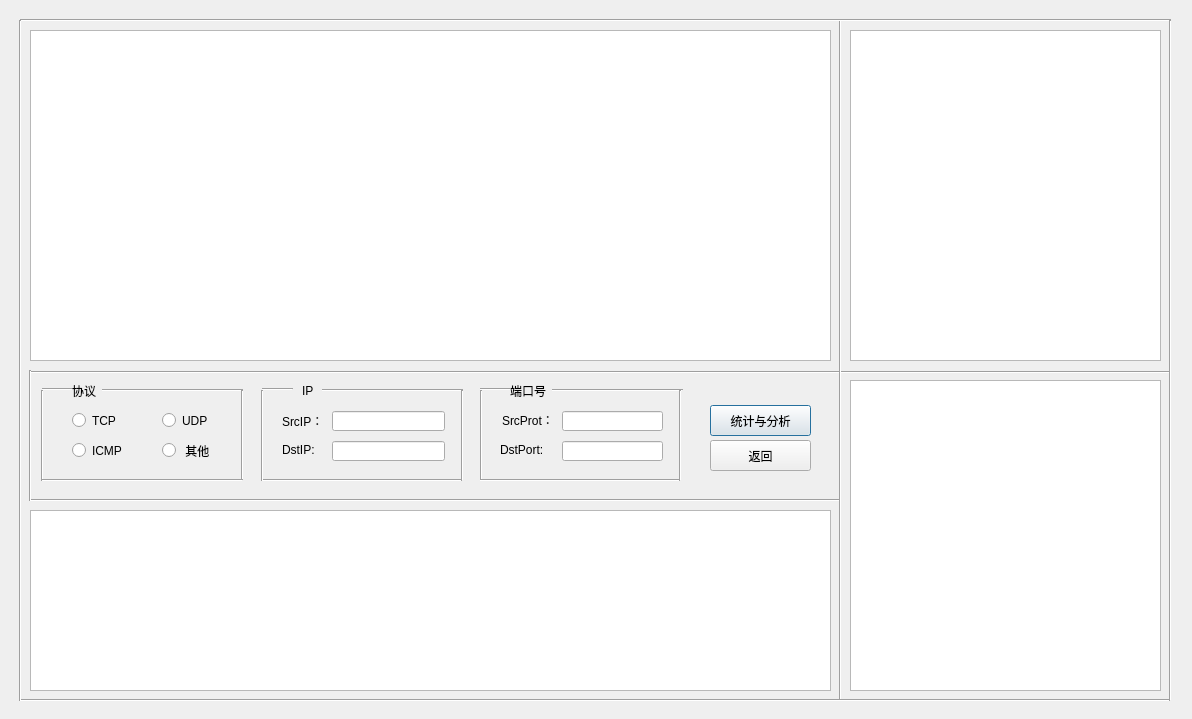
Above: pkt_proc.ui from Clyysone/Network_Analysis_Software before the change. Below: the same form after it.
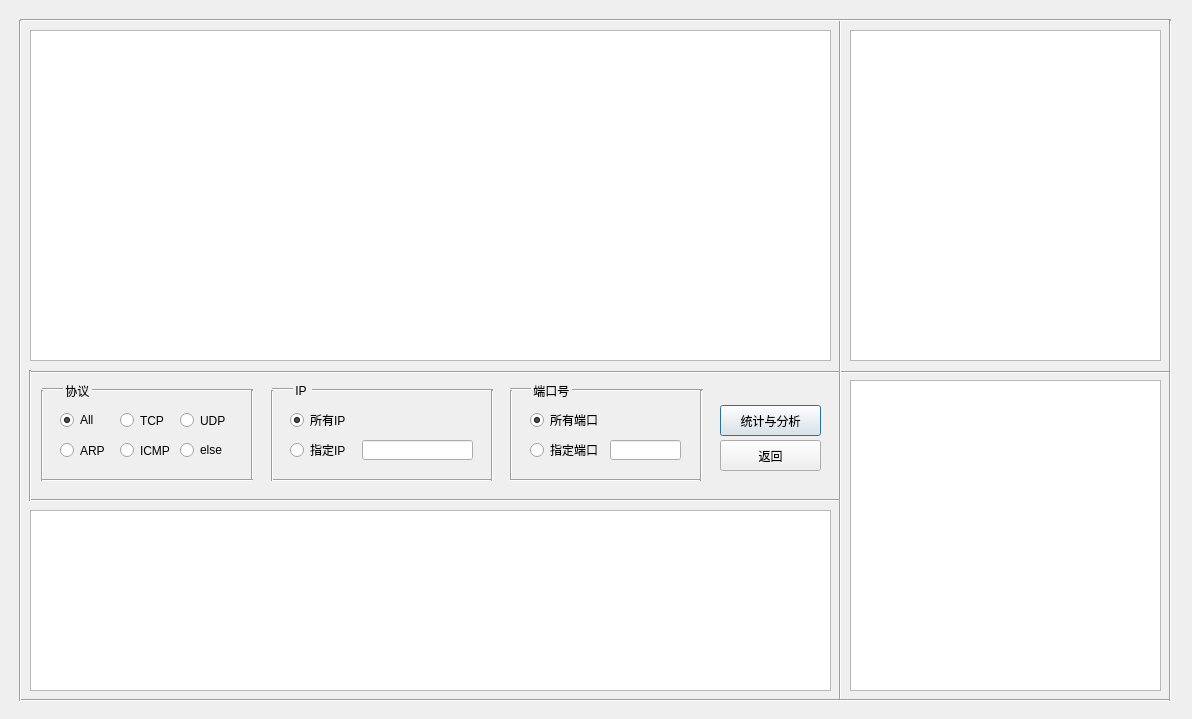
That is the form after the change.

The edit to the form file:
```diff
--- a/pkt_proc.ui
+++ b/pkt_proc.ui
@@ -55,9 +55,9 @@
   <widget class="Line" name="line_28">
    <property name="geometry">
     <rect>
-     <x>466</x>
+     <x>501</x>
      <y>390</y>
-     <width>31</width>
+     <width>21</width>
      <height>91</height>
     </rect>
    </property>
@@ -70,7 +70,7 @@
     <rect>
      <x>42</x>
      <y>379</y>
-     <width>31</width>
+     <width>21</width>
      <height>21</height>
     </rect>
    </property>
@@ -81,9 +81,9 @@
   <widget class="QLineEdit" name="dst_ip_input">
    <property name="geometry">
     <rect>
-     <x>332</x>
-     <y>441</y>
-     <width>113</width>
+     <x>362</x>
+     <y>440</y>
+     <width>111</width>
      <height>20</height>
     </rect>
    </property>
@@ -91,61 +91,35 @@
   <widget class="Line" name="line_31">
    <property name="geometry">
     <rect>
-     <x>480</x>
-     <y>460</y>
-     <width>201</width>
-     <height>41</height>
+     <x>510</x>
+     <y>470</y>
+     <width>191</width>
+     <height>21</height>
     </rect>
    </property>
    <property name="orientation">
     <enum>Qt::Horizontal</enum>
    </property>
   </widget>
-  <widget class="QLabel" name="label_8">
-   <property name="geometry">
-    <rect>
-     <x>500</x>
-     <y>440</y>
-     <width>51</width>
-     <height>20</height>
-    </rect>
-   </property>
-   <property name="text">
-    <string>DstPort:</string>
-   </property>
-  </widget>
   <widget class="QLabel" name="label_4">
    <property name="geometry">
     <rect>
-     <x>510</x>
+     <x>530</x>
      <y>380</y>
      <width>41</width>
      <height>21</height>
     </rect>
    </property>
    <property name="text">
-    <string>端口号</string>
-   </property>
-  </widget>
-  <widget class="QLabel" name="label_7">
-   <property name="geometry">
-    <rect>
-     <x>502</x>
-     <y>410</y>
-     <width>51</width>
-     <height>20</height>
-    </rect>
-   </property>
-   <property name="text">
-    <string>SrcProt： </string>
+    <string> 端口号</string>
    </property>
   </widget>
   <widget class="Line" name="line_25">
    <property name="geometry">
     <rect>
-     <x>262</x>
+     <x>272</x>
      <y>379</y>
-     <width>31</width>
+     <width>21</width>
      <height>21</height>
     </rect>
    </property>
@@ -166,7 +140,7 @@
   <widget class="QRadioButton" name="udp_op">
    <property name="geometry">
     <rect>
-     <x>162</x>
+     <x>180</x>
      <y>410</y>
      <width>61</width>
      <height>21</height>
@@ -179,30 +153,20 @@
   <widget class="QLabel" name="label_3">
    <property name="geometry">
     <rect>
-     <x>302</x>
+     <x>292</x>
      <y>380</y>
-     <width>21</width>
+     <width>31</width>
      <height>21</height>
     </rect>
    </property>
    <property name="text">
-    <string>IP</string>
-   </property>
-  </widget>
-  <widget class="QTableView" name="tableView">
-   <property name="geometry">
-    <rect>
-     <x>850</x>
-     <y>380</y>
-     <width>311</width>
-     <height>311</height>
-    </rect>
+    <string> IP</string>
    </property>
   </widget>
   <widget class="Line" name="line_29">
    <property name="geometry">
     <rect>
-     <x>552</x>
+     <x>572</x>
      <y>380</y>
      <width>131</width>
      <height>21</height>
@@ -228,14 +192,14 @@
   <widget class="QRadioButton" name="other_op">
    <property name="geometry">
     <rect>
-     <x>162</x>
+     <x>60</x>
      <y>440</y>
      <width>61</width>
      <height>21</height>
     </rect>
    </property>
    <property name="text">
-    <string> 其他</string>
+    <string>ARP</string>
    </property>
   </widget>
   <widget class="QTableView" name="overviewTable">
@@ -251,9 +215,9 @@
   <widget class="Line" name="line_24">
    <property name="geometry">
     <rect>
-     <x>322</x>
+     <x>312</x>
      <y>380</y>
-     <width>141</width>
+     <width>181</width>
      <height>21</height>
     </rect>
    </property>
@@ -264,9 +228,9 @@
   <widget class="Line" name="line_6">
    <property name="geometry">
     <rect>
-     <x>102</x>
+     <x>92</x>
      <y>380</y>
-     <width>141</width>
+     <width>161</width>
      <height>21</height>
     </rect>
    </property>
@@ -290,7 +254,7 @@
   <widget class="Line" name="line_9">
    <property name="geometry">
     <rect>
-     <x>232</x>
+     <x>242</x>
      <y>390</y>
      <width>21</width>
      <height>91</height>
@@ -303,10 +267,10 @@
   <widget class="Line" name="line_26">
    <property name="geometry">
     <rect>
-     <x>262</x>
-     <y>460</y>
-     <width>201</width>
-     <height>41</height>
+     <x>272</x>
+     <y>470</y>
+     <width>221</width>
+     <height>21</height>
     </rect>
    </property>
    <property name="orientation">
@@ -316,7 +280,7 @@
   <widget class="QRadioButton" name="tcp_op">
    <property name="geometry">
     <rect>
-     <x>72</x>
+     <x>120</x>
      <y>410</y>
      <width>61</width>
      <height>21</height>
@@ -329,7 +293,7 @@
   <widget class="Line" name="line_27">
    <property name="geometry">
     <rect>
-     <x>452</x>
+     <x>482</x>
      <y>390</y>
      <width>21</width>
      <height>91</height>
@@ -342,32 +306,22 @@
   <widget class="QLineEdit" name="dst_ip_input_2">
    <property name="geometry">
     <rect>
-     <x>562</x>
-     <y>441</y>
-     <width>101</width>
+     <x>610</x>
+     <y>440</y>
+     <width>71</width>
      <height>20</height>
     </rect>
    </property>
-  </widget>
-  <widget class="QLabel" name="label_5">
-   <property name="geometry">
-    <rect>
-     <x>282</x>
-     <y>411</y>
-     <width>41</width>
-     <height>20</height>
-    </rect>
-   </property>
-   <property name="text">
-    <string>SrcIP： </string>
+   <property name="toolTip">
+    <string>&lt;html&gt;&lt;head/&gt;&lt;body&gt;&lt;p&gt;eg. 80&lt;/p&gt;&lt;/body&gt;&lt;/html&gt;</string>
    </property>
   </widget>
   <widget class="Line" name="line_30">
    <property name="geometry">
     <rect>
-     <x>480</x>
+     <x>510</x>
      <y>379</y>
-     <width>31</width>
+     <width>21</width>
      <height>21</height>
     </rect>
    </property>
@@ -375,20 +329,10 @@
     <enum>Qt::Horizontal</enum>
    </property>
   </widget>
-  <widget class="QLineEdit" name="src_ip_input">
-   <property name="geometry">
-    <rect>
-     <x>332</x>
-     <y>411</y>
-     <width>113</width>
-     <height>20</height>
-    </rect>
-   </property>
-  </widget>
   <widget class="QPushButton" name="statistics_btn">
    <property name="geometry">
     <rect>
-     <x>710</x>
+     <x>720</x>
      <y>405</y>
      <width>101</width>
      <height>31</height>
@@ -401,30 +345,20 @@
   <widget class="QLabel" name="label">
    <property name="geometry">
     <rect>
-     <x>72</x>
+     <x>62</x>
      <y>380</y>
      <width>31</width>
      <height>21</height>
     </rect>
    </property>
    <property name="text">
-    <string>协议</string>
-   </property>
-  </widget>
-  <widget class="QLineEdit" name="src_port_input">
-   <property name="geometry">
-    <rect>
-     <x>562</x>
-     <y>411</y>
-     <width>101</width>
-     <height>20</height>
-    </rect>
+    <string> 协议</string>
    </property>
   </widget>
   <widget class="Line" name="line_32">
    <property name="geometry">
     <rect>
-     <x>670</x>
+     <x>691</x>
      <y>390</y>
      <width>21</width>
      <height>91</height>
@@ -437,7 +371,7 @@
   <widget class="QPushButton" name="back_btn">
    <property name="geometry">
     <rect>
-     <x>710</x>
+     <x>720</x>
      <y>440</y>
      <width>101</width>
      <height>31</height>
@@ -450,7 +384,7 @@
   <widget class="QRadioButton" name="icmp_op">
    <property name="geometry">
     <rect>
-     <x>72</x>
+     <x>120</x>
      <y>440</y>
      <width>61</width>
      <height>21</height>
@@ -465,7 +399,7 @@
     <rect>
      <x>42</x>
      <y>470</y>
-     <width>201</width>
+     <width>211</width>
      <height>21</height>
     </rect>
    </property>
@@ -473,19 +407,6 @@
     <enum>Qt::Horizontal</enum>
    </property>
   </widget>
-  <widget class="QLabel" name="label_6">
-   <property name="geometry">
-    <rect>
-     <x>282</x>
-     <y>440</y>
-     <width>41</width>
-     <height>20</height>
-    </rect>
-   </property>
-   <property name="text">
-    <string>DstIP:</string>
-   </property>
-  </widget>
   <widget class="Line" name="line_2">
    <property name="geometry">
     <rect>
@@ -502,7 +423,7 @@
   <widget class="Line" name="line_23">
    <property name="geometry">
     <rect>
-     <x>252</x>
+     <x>262</x>
      <y>390</y>
      <width>21</width>
      <height>91</height>
@@ -564,6 +485,136 @@
     <enum>Qt::Vertical</enum>
    </property>
   </widget>
+  <widget class="QTextBrowser" name="statistics_browser">
+   <property name="geometry">
+    <rect>
+     <x>850</x>
+     <y>380</y>
+     <width>311</width>
+     <height>311</height>
+    </rect>
+   </property>
+  </widget>
+  <widget class="QRadioButton" name="all_op_btn">
+   <property name="geometry">
+    <rect>
+     <x>60</x>
+     <y>410</y>
+     <width>61</width>
+     <height>20</height>
+    </rect>
+   </property>
+   <property name="toolTip">
+    <string>&lt;html&gt;&lt;head/&gt;&lt;body&gt;&lt;p&gt;所有协议&lt;/p&gt;&lt;/body&gt;&lt;/html&gt;</string>
+   </property>
+   <property name="text">
+    <string>All</string>
+   </property>
+   <property name="checked">
+    <bool>true</bool>
+   </property>
+   <attribute name="buttonGroup">
+    <string notr="true">buttonGroup</string>
+   </attribute>
+  </widget>
+  <widget class="QRadioButton" name="else_op_btn">
+   <property name="geometry">
+    <rect>
+     <x>180</x>
+     <y>440</y>
+     <width>61</width>
+     <height>20</height>
+    </rect>
+   </property>
+   <property name="toolTip">
+    <string>&lt;html&gt;&lt;head/&gt;&lt;body&gt;&lt;p&gt;其他协议&lt;/p&gt;&lt;/body&gt;&lt;/html&gt;</string>
+   </property>
+   <property name="text">
+    <string>else</string>
+   </property>
+   <attribute name="buttonGroup">
+    <string notr="true">buttonGroup</string>
+   </attribute>
+  </widget>
+  <widget class="QRadioButton" name="assign_ip_btn">
+   <property name="geometry">
+    <rect>
+     <x>290</x>
+     <y>440</y>
+     <width>61</width>
+     <height>20</height>
+    </rect>
+   </property>
+   <property name="text">
+    <string>指定IP</string>
+   </property>
+   <property name="autoRepeat">
+    <bool>false</bool>
+   </property>
+   <property name="autoExclusive">
+    <bool>false</bool>
+   </property>
+   <attribute name="buttonGroup">
+    <string notr="true">buttonGroup_2</string>
+   </attribute>
+  </widget>
+  <widget class="QRadioButton" name="all_ip_btn">
+   <property name="geometry">
+    <rect>
+     <x>290</x>
+     <y>410</y>
+     <width>61</width>
+     <height>20</height>
+    </rect>
+   </property>
+   <property name="text">
+    <string>所有IP</string>
+   </property>
+   <property name="checked">
+    <bool>true</bool>
+   </property>
+   <property name="autoExclusive">
+    <bool>false</bool>
+   </property>
+   <attribute name="buttonGroup">
+    <string notr="true">buttonGroup_2</string>
+   </attribute>
+  </widget>
+  <widget class="QRadioButton" name="all_port_btn">
+   <property name="geometry">
+    <rect>
+     <x>530</x>
+     <y>410</y>
+     <width>71</width>
+     <height>20</height>
+    </rect>
+   </property>
+   <property name="text">
+    <string>所有端口</string>
+   </property>
+   <property name="checked">
+    <bool>true</bool>
+   </property>
+   <attribute name="buttonGroup">
+    <string notr="true">buttonGroup_3</string>
+   </attribute>
+  </widget>
+  <widget class="QRadioButton" name="assign_port_btn">
+   <property name="geometry">
+    <rect>
+     <x>530</x>
+     <y>440</y>
+     <width>71</width>
+     <height>20</height>
+    </rect>
+   </property>
+   <property name="text">
+    <string>指定端口</string>
+   </property>
+   <attribute name="buttonGroup">
+    <string notr="true">buttonGroup_3</string>
+   </attribute>
+  </widget>
  </widget>
  <resources/>
  <connections/>
```
Left out of the diff: 59 changed lines with no effect on the pictures.
